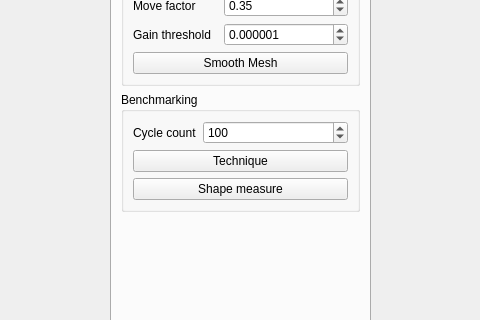
This is UserInterface/MainWindow.ui in wibus/GpuMesh as Qt 5 draws it before an edit; both pictures show x 159 to 639 and y 192 to 512 of the 800 by 600 pixel window. The edited form follows.
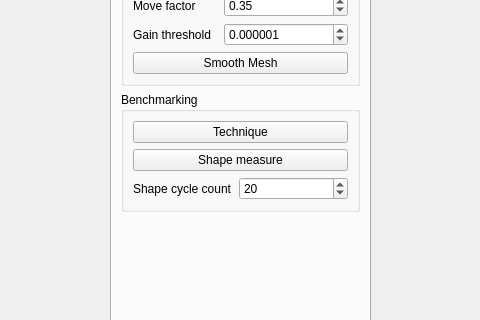
This is the edited form.

Diff of the .ui file:
```diff
--- a/UserInterface/MainWindow.ui
+++ b/UserInterface/MainWindow.ui
@@ -234,14 +234,14 @@
            <string>Benchmarking</string>
           </property>
           <layout class="QFormLayout" name="formLayout_4">
-           <item row="0" column="0">
+           <item row="3" column="0">
             <widget class="QLabel" name="benchmarkCycleCountLabel">
              <property name="text">
-              <string>Cycle count</string>
+              <string>Shape cycle count</string>
              </property>
             </widget>
            </item>
-           <item row="0" column="1">
+           <item row="3" column="1">
             <widget class="QSpinBox" name="benchmarkCycleCountSpin">
              <property name="minimum">
               <number>1</number>
@@ -253,7 +253,7 @@
               <number>10</number>
              </property>
              <property name="value">
-              <number>100</number>
+              <number>20</number>
              </property>
             </widget>
            </item>
```
